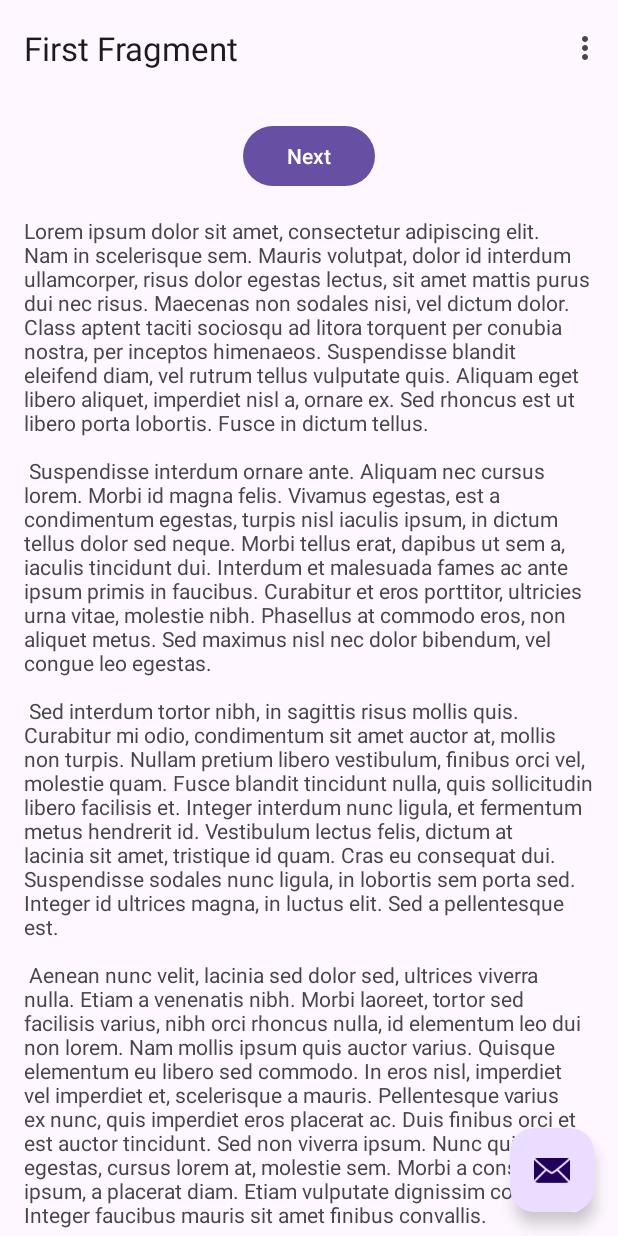
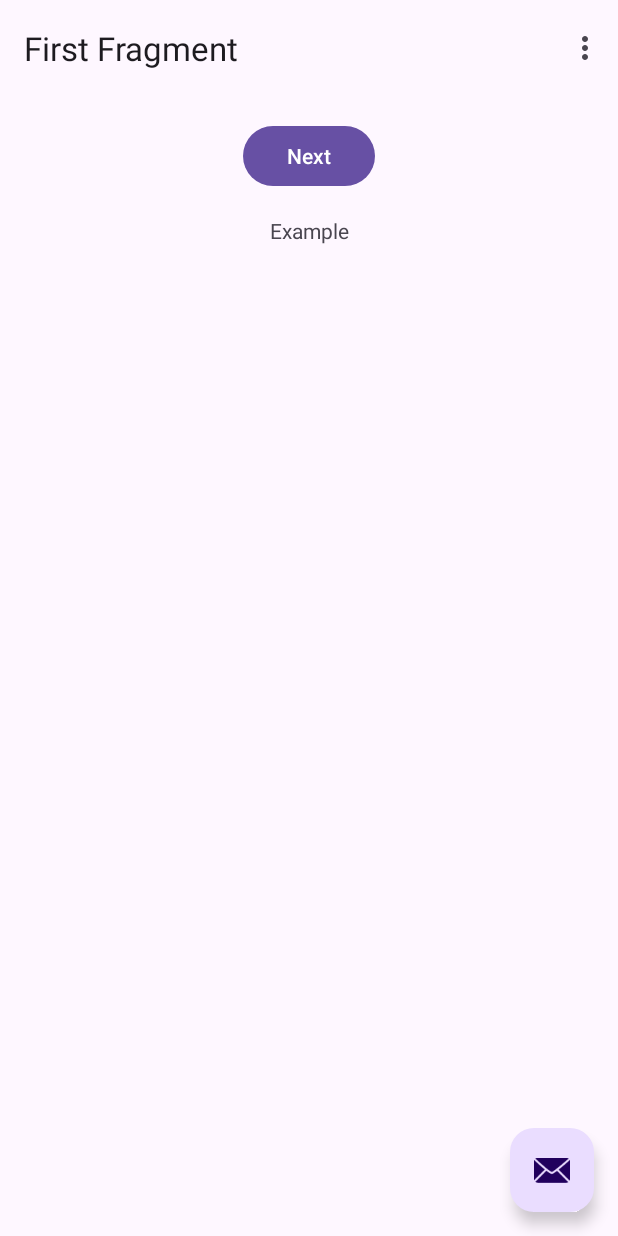
Before and after one commit to AlexandrePSantos/TP_CM, an Android app: the screen it shows after launch (MainActivity), on a phone screen of 412 x 824 dp. Run offline under Robolectric (Android 15) with nearby library versions, the phone set to English and light mode, and no system bars; our stand-ins replace navigation-ui.

Commit message:
strings.xml

```diff
--- a/app/src/main/res/values/strings.xml
+++ b/app/src/main/res/values/strings.xml
@@ -7,40 +7,5 @@
     <string name="next">Next</string>
     <string name="previous">Previous</string>
 
-    <string name="lorem_ipsum">
-        Lorem ipsum dolor sit amet, consectetur adipiscing elit. Nam in scelerisque sem. Mauris
-        volutpat, dolor id interdum ullamcorper, risus dolor egestas lectus, sit amet mattis purus
-        dui nec risus. Maecenas non sodales nisi, vel dictum dolor. Class aptent taciti sociosqu ad
-        litora torquent per conubia nostra, per inceptos himenaeos. Suspendisse blandit eleifend
-        diam, vel rutrum tellus vulputate quis. Aliquam eget libero aliquet, imperdiet nisl a,
-        ornare ex. Sed rhoncus est ut libero porta lobortis. Fusce in dictum tellus.\n\n
-        Suspendisse interdum ornare ante. Aliquam nec cursus lorem. Morbi id magna felis. Vivamus
-        egestas, est a condimentum egestas, turpis nisl iaculis ipsum, in dictum tellus dolor sed
-        neque. Morbi tellus erat, dapibus ut sem a, iaculis tincidunt dui. Interdum et malesuada
-        fames ac ante ipsum primis in faucibus. Curabitur et eros porttitor, ultricies urna vitae,
-        molestie nibh. Phasellus at commodo eros, non aliquet metus. Sed maximus nisl nec dolor
-        bibendum, vel congue leo egestas.\n\n
-        Sed interdum tortor nibh, in sagittis risus mollis quis. Curabitur mi odio, condimentum sit
-        amet auctor at, mollis non turpis. Nullam pretium libero vestibulum, finibus orci vel,
-        molestie quam. Fusce blandit tincidunt nulla, quis sollicitudin libero facilisis et. Integer
-        interdum nunc ligula, et fermentum metus hendrerit id. Vestibulum lectus felis, dictum at
-        lacinia sit amet, tristique id quam. Cras eu consequat dui. Suspendisse sodales nunc ligula,
-        in lobortis sem porta sed. Integer id ultrices magna, in luctus elit. Sed a pellentesque
-        est.\n\n
-        Aenean nunc velit, lacinia sed dolor sed, ultrices viverra nulla. Etiam a venenatis nibh.
-        Morbi laoreet, tortor sed facilisis varius, nibh orci rhoncus nulla, id elementum leo dui
-        non lorem. Nam mollis ipsum quis auctor varius. Quisque elementum eu libero sed commodo. In
-        eros nisl, imperdiet vel imperdiet et, scelerisque a mauris. Pellentesque varius ex nunc,
-        quis imperdiet eros placerat ac. Duis finibus orci et est auctor tincidunt. Sed non viverra
-        ipsum. Nunc quis augue egestas, cursus lorem at, molestie sem. Morbi a consectetur ipsum, a
-        placerat diam. Etiam vulputate dignissim convallis. Integer faucibus mauris sit amet finibus
-        convallis.\n\n
-        Phasellus in aliquet mi. Pellentesque habitant morbi tristique senectus et netus et
-        malesuada fames ac turpis egestas. In volutpat arcu ut felis sagittis, in finibus massa
-        gravida. Pellentesque id tellus orci. Integer dictum, lorem sed efficitur ullamcorper,
-        libero justo consectetur ipsum, in mollis nisl ex sed nisl. Donec maximus ullamcorper
-        sodales. Praesent bibendum rhoncus tellus nec feugiat. In a ornare nulla. Donec rhoncus
-        libero vel nunc consequat, quis tincidunt nisl eleifend. Cras bibendum enim a justo luctus
-        vestibulum. Fusce dictum libero quis erat maximus, vitae volutpat diam dignissim.
-    </string>
+    <string name="lorem_ipsum">Example</string>
 </resources>
```
Also changed, not shown: 1 other file.
